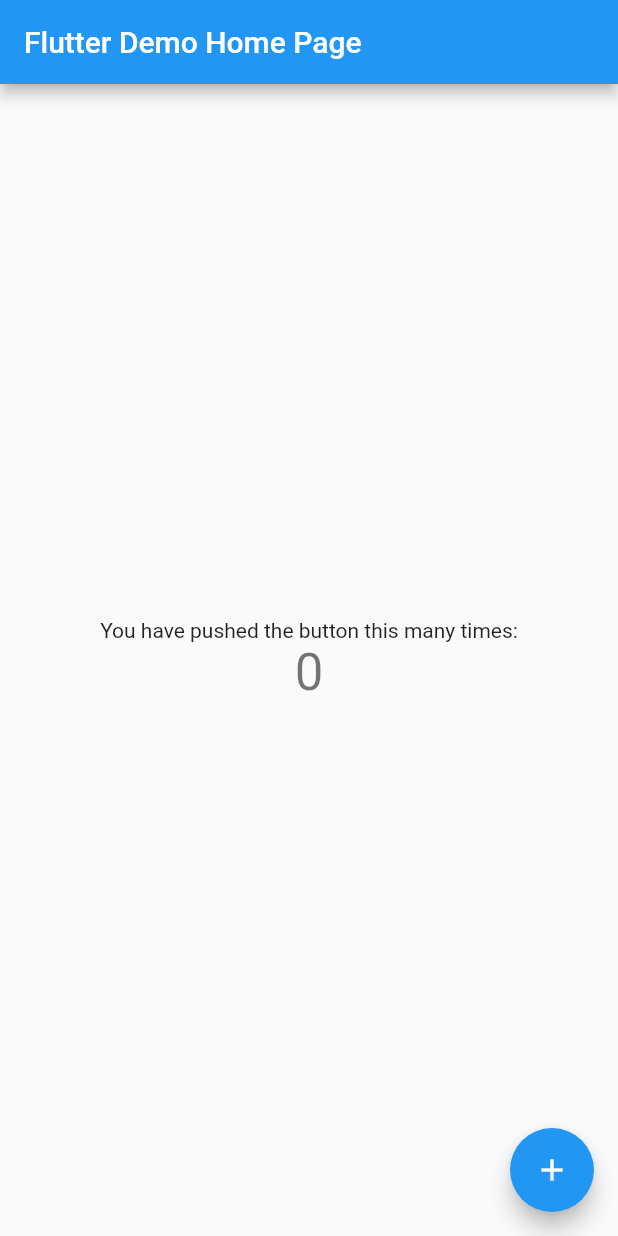
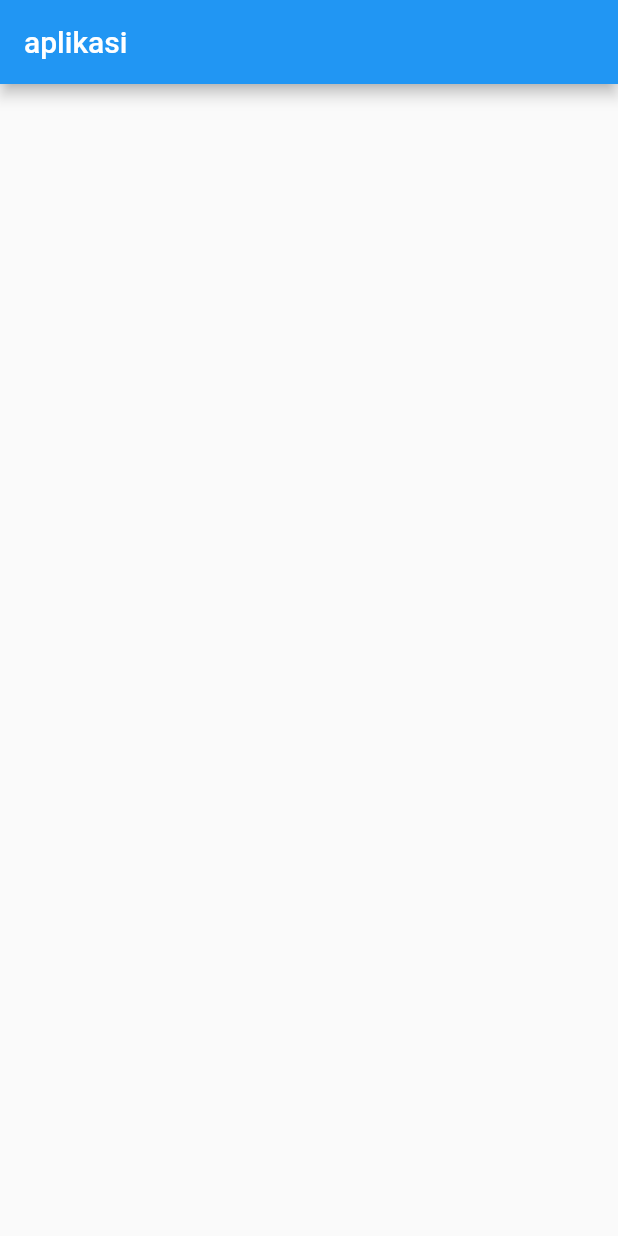
Before and after one commit to dekdika/dika_2015091057, a Flutter app: the screen it shows after launch, on a phone screen of 412 x 824 dp. Run offline on Flutter 3.47's test engine with Material 2 defaults, Android fonts, the phone set to English and light mode, and no system bars.

Commit message:
penambahan AppBar

```diff
--- a/dika_2015091057_project2/lib/main.dart
+++ b/dika_2015091057_project2/lib/main.dart
@@ -1,115 +1,121 @@
 import 'package:flutter/material.dart';
 
 void main() {
-  runApp(const MyApp());
+  runApp(MaterialApp(
+    home: Scaffold(
+      appBar: AppBar(
+        title: Text("aplikasi"),
+      ),
+    ),
+  ),  );
 }
 
-class MyApp extends StatelessWidget {
-  const MyApp({Key? key}) : super(key: key);
+// class MyApp extends StatelessWidget {
+//   const MyApp({Key? key}) : super(key: key);
 
-  // This widget is the root of your application.
-  @override
-  Widget build(BuildContext context) {
-    return MaterialApp(
-      title: 'Flutter Demo',
-      theme: ThemeData(
-        // This is the theme of your application.
-        //
-        // Try running your application with "flutter run". You'll see the
-        // application has a blue toolbar. Then, without quitting the app, try
-        // changing the primarySwatch below to Colors.green and then invoke
-        // "hot reload" (press "r" in the console where you ran "flutter run",
-        // or simply save your changes to "hot reload" in a Flutter IDE).
-        // Notice that the counter didn't reset back to zero; the application
-        // is not restarted.
-        primarySwatch: Colors.blue,
-      ),
-      home: const MyHomePage(title: 'Flutter Demo Home Page'),
-    );
-  }
-}
-
-class MyHomePage extends StatefulWidget {
-  const MyHomePage({Key? key, required this.title}) : super(key: key);
-
-  // This widget is the home page of your application. It is stateful, meaning
-  // that it has a State object (defined below) that contains fields that affect
-  // how it looks.
-
-  // This class is the configuration for the state. It holds the values (in this
-  // case the title) provided by the parent (in this case the App widget) and
-  // used by the build method of the State. Fields in a Widget subclass are
-  // always marked "final".
-
-  final String title;
-
-  @override
-  State<MyHomePage> createState() => _MyHomePageState();
-}
-
-class _MyHomePageState extends State<MyHomePage> {
-  int _counter = 0;
-
-  void _incrementCounter() {
-    setState(() {
-      // This call to setState tells the Flutter framework that something has
-      // changed in this State, which causes it to rerun the build method below
-      // so that the display can reflect the updated values. If we changed
-      // _counter without calling setState(), then the build method would not be
-      // called again, and so nothing would appear to happen.
-      _counter++;
-    });
-  }
-
-  @override
-  Widget build(BuildContext context) {
-    // This method is rerun every time setState is called, for instance as done
-    // by the _incrementCounter method above.
-    //
-    // The Flutter framework has been optimized to make rerunning build methods
-    // fast, so that you can just rebuild anything that needs updating rather
-    // than having to individually change instances of widgets.
-    return Scaffold(
-      appBar: AppBar(
-        // Here we take the value from the MyHomePage object that was created by
-        // the App.build method, and use it to set our appbar title.
-        title: Text(widget.title),
-      ),
-      body: Center(
-        // Center is a layout widget. It takes a single child and positions it
-        // in the middle of the parent.
-        child: Column(
-          // Column is also a layout widget. It takes a list of children and
-          // arranges them vertically. By default, it sizes itself to fit its
-          // children horizontally, and tries to be as tall as its parent.
-          //
-          // Invoke "debug painting" (press "p" in the console, choose the
-          // "Toggle Debug Paint" action from the Flutter Inspector in Android
-          // Studio, or the "Toggle Debug Paint" command in Visual Studio Code)
-          // to see the wireframe for each widget.
-          //
-          // Column has various properties to control how it sizes itself and
-          // how it positions its children. Here we use mainAxisAlignment to
-          // center the children vertically; the main axis here is the vertical
-          // axis because Columns are vertical (the cross axis would be
-          // horizontal).
-          mainAxisAlignment: MainAxisAlignment.center,
-          children: <Widget>[
-            const Text(
-              'You have pushed the button this many times:',
-            ),
-            Text(
-              '$_counter',
-              style: Theme.of(context).textTheme.headline4,
-            ),
-          ],
-        ),
-      ),
-      floatingActionButton: FloatingActionButton(
-        onPressed: _incrementCounter,
-        tooltip: 'Increment',
-        child: const Icon(Icons.add),
-      ), // This trailing comma makes auto-formatting nicer for build methods.
-    );
-  }
-}
+//   // This widget is the root of your application.
+//   @override
+//   Widget build(BuildContext context) {
+//     return MaterialApp(
+//       title: 'Flutter Demo',
+//       theme: ThemeData(
+//         // This is the theme of your application.
+//         //
+//         // Try running your application with "flutter run". You'll see the
+//         // application has a blue toolbar. Then, without quitting the app, try
+//         // changing the primarySwatch below to Colors.green and then invoke
+//         // "hot reload" (press "r" in the console where you ran "flutter run",
+//         // or simply save your changes to "hot reload" in a Flutter IDE).
+//         // Notice that the counter didn't reset back to zero; the application
+//         // is not restarted.
+//         primarySwatch: Colors.blue,
+//       ),
+//       home: const MyHomePage(title: 'Flutter Demo Home Page'),
+//     );
+//   }
+// }
+//
+// class MyHomePage extends StatefulWidget {
+//   const MyHomePage({Key? key, required this.title}) : super(key: key);
+//
+//   // This widget is the home page of your application. It is stateful, meaning
+//   // that it has a State object (defined below) that contains fields that affect
+//   // how it looks.
+//
+//   // This class is the configuration for the state. It holds the values (in this
+//   // case the title) provided by the parent (in this case the App widget) and
+//   // used by the build method of the State. Fields in a Widget subclass are
+//   // always marked "final".
+//
+//   final String title;
+//
+//   @override
+//   State<MyHomePage> createState() => _MyHomePageState();
+// }
+//
+// class _MyHomePageState extends State<MyHomePage> {
+//   int _counter = 0;
+//
+//   void _incrementCounter() {
+//     setState(() {
+//       // This call to setState tells the Flutter framework that something has
+//       // changed in this State, which causes it to rerun the build method below
+//       // so that the display can reflect the updated values. If we changed
+//       // _counter without calling setState(), then the build method would not be
+//       // called again, and so nothing would appear to happen.
+//       _counter++;
+//     });
+//   }
+//
+//   @override
+//   Widget build(BuildContext context) {
+//     // This method is rerun every time setState is called, for instance as done
+//     // by the _incrementCounter method above.
+//     //
+//     // The Flutter framework has been optimized to make rerunning build methods
+//     // fast, so that you can just rebuild anything that needs updating rather
+//     // than having to individually change instances of widgets.
+//     return Scaffold(
+//       appBar: AppBar(
+//         // Here we take the value from the MyHomePage object that was created by
+//         // the App.build method, and use it to set our appbar title.
+//         title: Text(widget.title),
+//       ),
+//       body: Center(
+//         // Center is a layout widget. It takes a single child and positions it
+//         // in the middle of the parent.
+//         child: Column(
+//           // Column is also a layout widget. It takes a list of children and
+//           // arranges them vertically. By default, it sizes itself to fit its
+//           // children horizontally, and tries to be as tall as its parent.
+//           //
+//           // Invoke "debug painting" (press "p" in the console, choose the
+//           // "Toggle Debug Paint" action from the Flutter Inspector in Android
+//           // Studio, or the "Toggle Debug Paint" command in Visual Studio Code)
+//           // to see the wireframe for each widget.
+//           //
+//           // Column has various properties to control how it sizes itself and
+//           // how it positions its children. Here we use mainAxisAlignment to
+//           // center the children vertically; the main axis here is the vertical
+//           // axis because Columns are vertical (the cross axis would be
+//           // horizontal).
+//           mainAxisAlignment: MainAxisAlignment.center,
+//           children: <Widget>[
+//             const Text(
+//               'You have pushed the button this many times:',
+//             ),
+//             Text(
+//               '$_counter',
+//               style: Theme.of(context).textTheme.headline4,
+//             ),
+//           ],
+//         ),
+//       ),
+//       floatingActionButton: FloatingActionButton(
+//         onPressed: _incrementCounter,
+//         tooltip: 'Increment',
+//         child: const Icon(Icons.add),
+//       ), // This trailing comma makes auto-formatting nicer for build methods.
+//     );
+//   }
+// }
```
